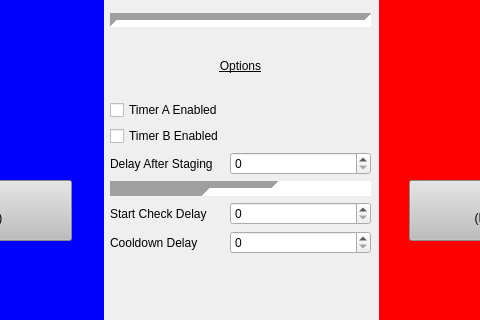
Above: V2/GUI.ui from Quantum158/SpeedController before the change; both pictures show x 159 to 639 and y 280 to 600 of the 800 by 600 pixel window. Below: the same form after it.
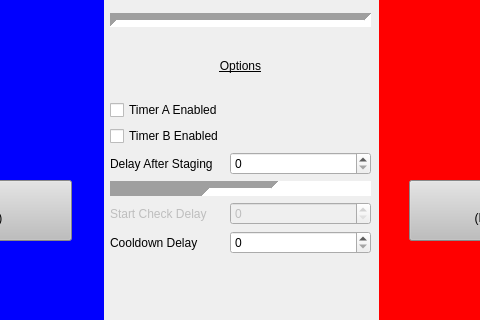
That is the form after the change.

Patch:
```diff
--- a/V2/GUI.ui
+++ b/V2/GUI.ui
@@ -319,6 +319,9 @@
          </item>
          <item row="4" column="0">
           <widget class="QLabel" name="checkDelayLabel">
+           <property name="enabled">
+            <bool>false</bool>
+           </property>
            <property name="text">
             <string>Start Check Delay</string>
            </property>
@@ -335,7 +338,11 @@
           <widget class="QSpinBox" name="StageDelaySpin"/>
          </item>
          <item row="4" column="1">
-          <widget class="QSpinBox" name="CheckDelaySpin"/>
+          <widget class="QSpinBox" name="CheckDelaySpin">
+           <property name="enabled">
+            <bool>false</bool>
+           </property>
+          </widget>
          </item>
          <item row="5" column="1">
           <widget class="QSpinBox" name="CooldownSpin"/>
```
